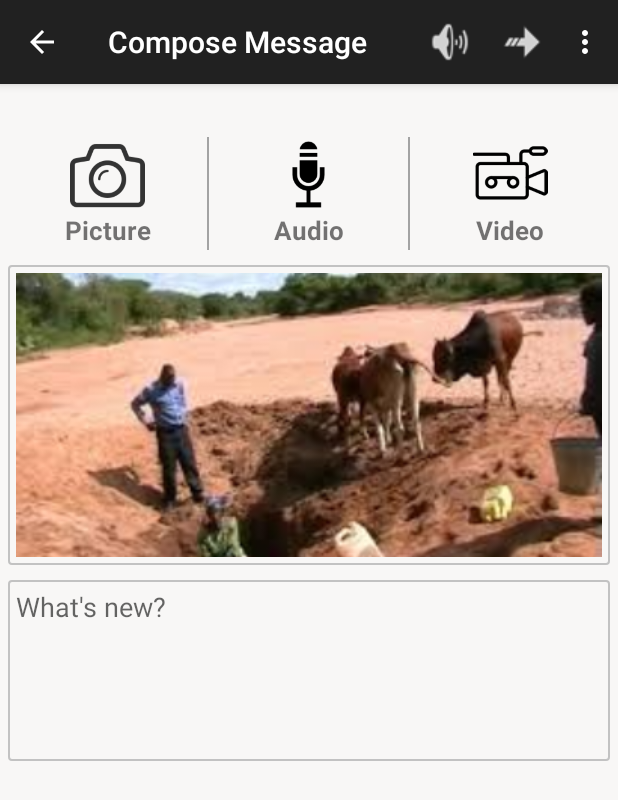
After one commit to oguyaLabs/iCKE, an Android app: the ComposeMessageActivity screen opened directly, with no data from a screen before it, on a phone screen of 412 x 824 dp. The commit adds this screen. Shown: the top 800 px of the screen. Run offline under Robolectric (Android 15) with nearby library versions, the phone set to English and light mode, and no system bars.

Commit message:
adding compose message activity

```diff
--- /dev/null
+++ b/icounty/src/main/java/com/nikohapa/icountyke/ui/ComposeMessageActivity.java
@@ -0,0 +1,57 @@
+package com.nikohapa.icountyke.ui;
+
+import android.support.v7.app.ActionBarActivity;
+import android.os.Bundle;
+import android.view.Menu;
+import android.view.MenuItem;
+import android.widget.Toast;
+
+import com.nikohapa.icountyke.R;
+
+public class ComposeMessageActivity extends ActionBarActivity {
+
+    @Override
+    protected void onCreate(Bundle savedInstanceState) {
+        super.onCreate(savedInstanceState);
+        setContentView(R.layout.activity_compose_message);
+
+        getSupportActionBar().setDisplayHomeAsUpEnabled(true);
+
+    }
+
+
+    @Override
+    public boolean onCreateOptionsMenu(Menu menu) {
+        // Inflate the menu; this adds items to the action bar if it is present.
+        getMenuInflater().inflate(R.menu.compose_message, menu);
+        return true;
+    }
+
+    void toast(String text){
+        Toast.makeText(ComposeMessageActivity.this, text, Toast.LENGTH_SHORT).show();
+    }
+
+    @Override
+    public boolean onOptionsItemSelected(MenuItem item) {
+        // Handle action bar item clicks here. The action bar will
+        // automatically handle clicks on the Home/Up button, so long
+        // as you specify a parent activity in AndroidManifest.xml.
+        int id = item.getItemId();
+        switch(item.getItemId()){
+            case R.id.home:
+                onBackPressed();
+                break;
+
+            case R.id.action_broadcast: //TODO broadcast msg
+                toast("broadcast msg");
+                break;
+
+            case R.id.action_forward:   //TODO forward to jodongo
+                toast("forwarding");
+                break;
+
+            default: break;
+        }
+        return super.onOptionsItemSelected(item);
+    }
+}
--- a/icounty/src/main/java/com/nikohapa/icountyke/ui/MainActivity.java
+++ b/icounty/src/main/java/com/nikohapa/icountyke/ui/MainActivity.java
@@ -1,5 +1,6 @@
 package com.nikohapa.icountyke.ui;
 
+import android.content.Intent;
 import android.support.v4.app.FragmentTransaction;
 import android.support.v4.view.ViewPager;
 import android.support.v7.app.ActionBar;
@@ -88,9 +89,15 @@ public class MainActivity extends ActionBarActivity {
         // Handle action bar item clicks here. The action bar will
         // automatically handle clicks on the Home/Up button, so long
         // as you specify a parent activity in AndroidManifest.xml.
-        int id = item.getItemId();
-        if (id == R.id.action_settings) {
-            return true;
+        switch(item.getItemId()){
+            case R.id.action_compose:   //TODO compose new message
+                Bundle args = new Bundle();
+                Intent intent = new Intent(MainActivity.this, ComposeMessageActivity.class);
+                intent.putExtras(args);
+                startActivity(intent);
+                break;
+
+            default: break;
         }
         return super.onOptionsItemSelected(item);
     }
--- a/icounty/src/main/java/com/nikohapa/icountyke/ui/frags/PublicFragment.java
+++ b/icounty/src/main/java/com/nikohapa/icountyke/ui/frags/PublicFragment.java
@@ -154,6 +154,15 @@ public class PublicFragment extends Fragment implements AdapterView.OnItemClickL
 //            viewHolder.txt_comment_count;
 //            viewHolder.txt_message_type;
 
+            //TODO mark/star message
+            viewHolder.img_MarkText.setOnClickListener(new View.OnClickListener() {
+                @Override
+                public void onClick(View view) {
+                    view.setBackgroundResource(R.drawable.star_full);
+                }
+            });
+
+
             //dummy stuff TODO remove this
             if( getRandomNo() % 2 == 0){
                 Log.e(LOG_TAG, "showing pic");
--- /dev/null
+++ b/icounty/src/main/res/drawable/compose_msg_editbox.xml
@@ -0,0 +1,19 @@
+<?xml version="1.0" encoding="utf-8"?>
+
+<selector xmlns:android="http://schemas.android.com/apk/res/android">
+
+    <item android:state_pressed="false">
+        <shape android:shape="rectangle">
+            <corners android:radius="2dp"/>
+            <stroke android:width="1dp" android:color="@color/edit_normal_stroke"/>
+        </shape>
+    </item>
+
+    <item android:state_pressed="true">
+        <shape android:shape="rectangle">
+            <corners android:radius="2dp"/>
+            <stroke android:width="1dp" android:color="@color/edit_pressed_stroke"/>
+        </shape>
+    </item>
+
+</selector>
--- /dev/null
+++ b/icounty/src/main/res/layout/activity_compose_message.xml
@@ -0,0 +1,163 @@
+<RelativeLayout xmlns:android="http://schemas.android.com/apk/res/android"
+    xmlns:tools="http://schemas.android.com/tools"
+    android:layout_width="match_parent"
+    android:layout_height="match_parent"
+    tools:context="com.nikohapa.icountyke.ui.ComposeMessageActivity"
+    android:padding="5dp"
+    android:background="@color/profile_bg_color">
+
+    <ScrollView
+        android:layout_width="match_parent"
+        android:layout_height="match_parent">
+
+        <LinearLayout
+            android:layout_marginTop="30dp"
+            android:orientation="vertical"
+            android:layout_width="match_parent"
+            android:layout_height="wrap_content">
+
+            <!--section attach media -->
+            <LinearLayout
+                android:id="@+id/row_1"
+                android:orientation="horizontal"
+                android:layout_width="match_parent"
+                android:layout_height="75dp">
+
+                <LinearLayout
+                    android:id="@+id/sect_take_pic"
+                    android:orientation="vertical"
+                    android:layout_weight=".3"
+                    android:layout_width="0dp"
+                    android:clickable="true"
+                    android:background="@drawable/attach_media_bg"
+                    android:layout_height="match_parent">
+
+                    <ImageView
+                        android:id="@+id/attach_photo"
+                        android:layout_width="match_parent"
+                        android:layout_height="50dp"
+                        android:layout_gravity="center_horizontal"
+                        android:adjustViewBounds="true"
+                        android:contentDescription="@string/contentDescription"
+                        android:src="@drawable/camera" />
+
+                    <TextView
+                        android:text="@string/action_attach_pic"
+                        android:textSize="17sp"
+                        android:textStyle="bold"
+                        android:gravity="center_horizontal"
+                        android:layout_width="match_parent"
+                        android:layout_height="wrap_content" />
+
+
+                </LinearLayout>
+
+                <View
+                    android:layout_width="1dp"
+                    android:layout_height="match_parent"
+                    android:background="@color/attach_line_separator" />
+
+                <LinearLayout
+                    android:id="@+id/sect_record_audio"
+                    android:orientation="vertical"
+                    android:layout_weight=".3"
+                    android:layout_width="0dp"
+                    android:clickable="true"
+                    android:background="@drawable/attach_media_bg"
+                    android:layout_height="match_parent">
+
+                    <ImageView
+                        android:id="@+id/attach_audio"
+                        android:layout_width="match_parent"
+                        android:layout_height="50dp"
+                        android:adjustViewBounds="true"
+                        android:contentDescription="@string/contentDescription"
+                        android:src="@drawable/audio_record" />
+
+                    <TextView
+                        android:text="@string/action_attach_audio"
+                        android:textSize="17sp"
+                        android:textStyle="bold"
+                        android:gravity="center_horizontal"
+                        android:layout_width="match_parent"
+                        android:layout_height="wrap_content" />
+
+                </LinearLayout>
+
+
+                <View
+                    android:layout_width="1dp"
+                    android:layout_height="match_parent"
+                    android:background="@color/attach_line_separator" />
+
+                <LinearLayout
+                    android:id="@+id/sect_record_video"
+                    android:orientation="vertical"
+                    android:layout_weight=".3"
+                    android:layout_width="0dp"
+                    android:clickable="true"
+                    android:background="@drawable/attach_media_bg"
+                    android:layout_height="match_parent">
+
+                    <ImageView
+                        android:id="@+id/attach_video"
+                        android:layout_width="match_parent"
+                        android:layout_height="50dp"
+                        android:adjustViewBounds="true"
+                        android:contentDescription="@string/contentDescription"
+                        android:src="@drawable/video_record" />
+
+                    <TextView
+                        android:text="@string/action_attach_video"
+                        android:textSize="17sp"
+                        android:textStyle="bold"
+                        android:gravity="center_horizontal"
+                        android:layout_width="match_parent"
+                        android:layout_height="wrap_content" />
+                </LinearLayout>
+
+
+            </LinearLayout>
+
+            <LinearLayout
+                android:id="@+id/section_media"
+                android:orientation="vertical"
+                android:padding="5dp"
+                android:layout_marginTop="10dp"
+                android:background="@drawable/compose_msg_editbox"
+                android:layout_width="match_parent"
+                android:layout_height="200dp">
+
+                <ImageView
+                    android:src="@drawable/kitui_county"
+                    android:contentDescription="@string/contentDescription"
+                    android:scaleType="centerCrop"
+                    android:layout_width="match_parent"
+                    android:layout_height="match_parent" />
+
+                <!-- TODO add additional media -> audio & video player -->
+
+
+            </LinearLayout>
+
+
+            <EditText
+                android:id="@+id/edit_new_message"
+                android:hint="@string/hint_compose_message"
+                android:minLines="5"
+                android:gravity="top"
+                android:padding="5dp"
+                android:background="@drawable/compose_msg_editbox"
+                android:layout_marginTop="10dp"
+                android:layout_width="match_parent"
+                android:layout_height="match_parent" />
+
+        </LinearLayout>
+
+
+
+    </ScrollView>
+
+
+
+</RelativeLayout>
--- /dev/null
+++ b/icounty/src/main/res/menu/compose_message.xml
@@ -0,0 +1,20 @@
+<menu xmlns:android="http://schemas.android.com/apk/res/android"
+    xmlns:app="http://schemas.android.com/apk/res-auto"
+    xmlns:tools="http://schemas.android.com/tools"
+    tools:context=".ui.ComposeMessageActivity" >
+
+    <item android:id="@+id/action_broadcast"
+        android:title="@string/action_broadcast"
+        android:icon="@drawable/action_broadcast"
+        app:showAsAction="withText|ifRoom"/>
+
+    <item android:id="@+id/action_forward"
+        android:title="@string/action_forward"
+        android:icon="@drawable/action_forward"
+        app:showAsAction="withText|ifRoom"/>
+
+    <item android:id="@+id/action_settings"
+        android:title="@string/action_settings"
+        android:orderInCategory="100"
+        app:showAsAction="never" />
+</menu>
--- a/icounty/src/main/res/menu/main.xml
+++ b/icounty/src/main/res/menu/main.xml
@@ -2,6 +2,12 @@
     xmlns:app="http://schemas.android.com/apk/res-auto"
     xmlns:tools="http://schemas.android.com/tools"
     tools:context="com.nikohapa.icountyke.ui.MainActivity" >
+
+    <item android:id="@+id/action_compose"
+        android:title="@string/action_compose_new"
+        app:showAsAction="always"
+        android:icon="@drawable/action_new_message"/>
+
     <item android:id="@+id/action_settings"
         android:title="@string/action_settings"
         android:orderInCategory="100"
--- a/icounty/src/main/res/values/colors.xml
+++ b/icounty/src/main/res/values/colors.xml
@@ -29,4 +29,7 @@
     <color name="chat_my_message">#a0c3ff9e</color>
     <color name="chat_head_stroke">#ffdddddd</color>
 
+    <!--compose message -->
+    <color name="edit_normal_stroke">#C2C2C2</color>
+    <color name="edit_pressed_stroke">#676767</color>
 </resources>
--- a/icounty/src/main/res/values/strings.xml
+++ b/icounty/src/main/res/values/strings.xml
@@ -16,6 +16,7 @@
     <!-- main activity -->
     <string name="title_activity_main">@string/app_name</string>
     <string name="subtitle_activity_main">Isiolo County</string>
+    <string name="action_compose_new">Compose Message</string>
 
     <!-- public stream frag -->
     <string name="lbl_sender_name">Benard Adongo</string>
@@ -41,4 +42,11 @@
     <!-- chat responses -->
     <string name="lbl_my_response">Hi Concerned Citizen, we\'re prioritizing the issue of water shortage. We already have plans underway to beef up security blah blah blah</string>
     <string name="hint_new_message">Type Message</string>
+
+    <!--compose message -->
+    <string name="title_activity_compose_message">Compose Message</string>
+    <string name="action_forward">Forward</string>
+    <string name="action_broadcast">Broadcast</string>
+    <string name="hint_compose_message">What\'s new?</string>
+
 </resources>
```
Also changed, not shown: icounty/src/main/AndroidManifest.xml (+9 -1 lines), icounty/src/main/res/drawable-mdpi/action_broadcast.png (added), icounty/src/main/res/drawable-mdpi/action_new_message.png (added).
